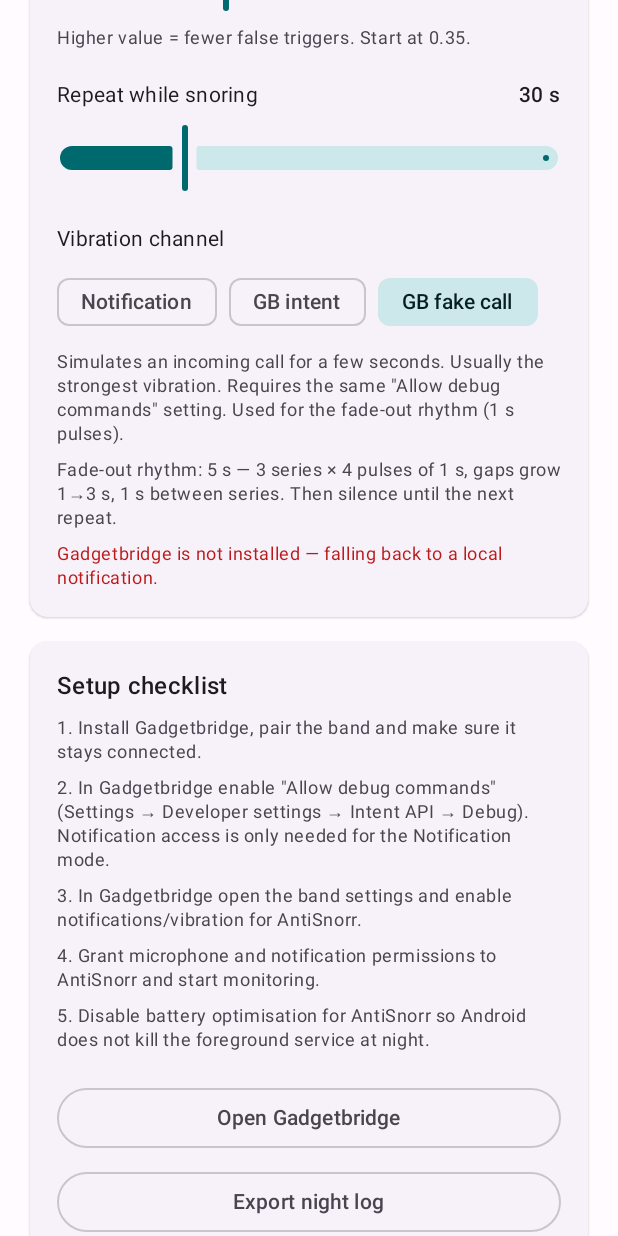
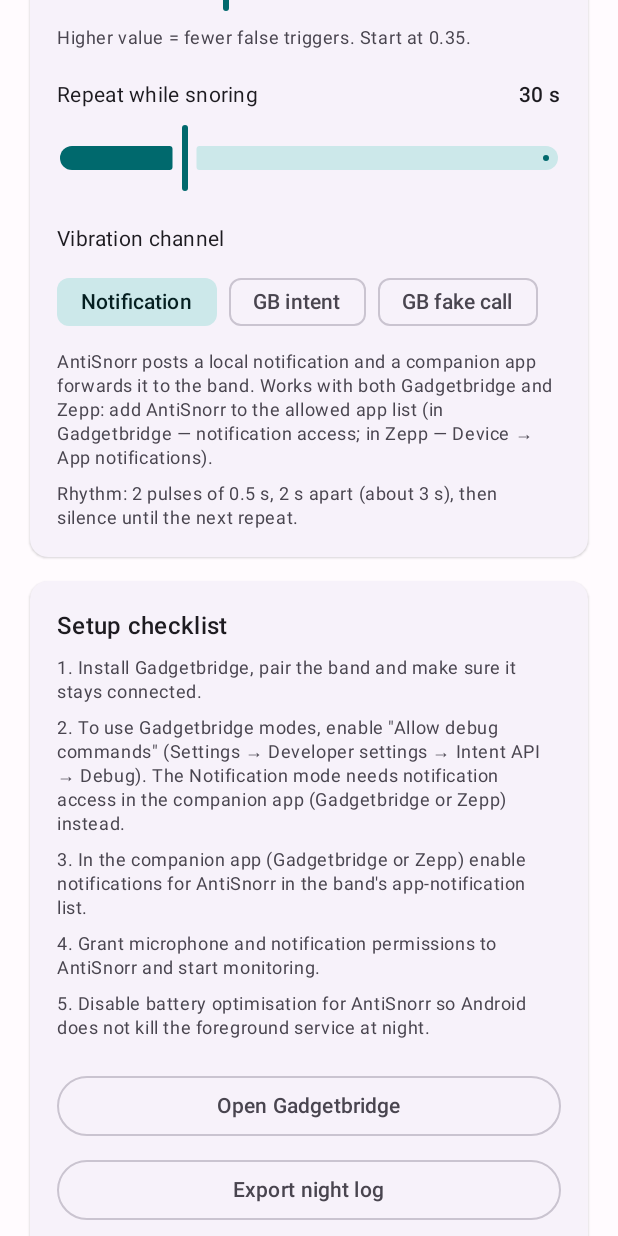
Before and after one commit to temnoed/AntiSnorr, an Android app built with Jetpack Compose: the screen it shows after launch (MainActivity), scrolled down 576 dp, on a phone screen of 412 x 824 dp. Run offline under Robolectric (Android 15) with nearby library versions, the phone set to English and light mode, and no system bars.

Commit message:
Zepp support: notification mode by default, per-pulse notification texts, 2-pulse pattern, docs

```diff
--- a/app/src/main/java/dev/antisnorr/alert/AlertDispatcher.kt
+++ b/app/src/main/java/dev/antisnorr/alert/AlertDispatcher.kt
@@ -17,12 +17,12 @@ import kotlin.math.roundToInt
 enum class AlertReason { SNORE, TEST }
 
 /**
- * Runs the configured fade-out vibration pattern (see [VibrationPattern]).
+ * Runs the configured vibration pattern (see [VibrationPattern]).
  *
- * The actual buzz is produced by Gadgetbridge — AntiSnorr only schedules the
- * start/stop commands (fake call) or repeated notifications. Fake call is the
- * only channel that honours the 1 s pulse length, which is why it is the
- * default for the rhythm.
+ * The actual buzz is produced by the companion app — AntiSnorr only schedules
+ * the start/stop commands (fake call via Gadgetbridge) or repeated local
+ * notifications that Gadgetbridge or Zepp forward to the band.
+ * NOTIFICATION is the default: it works with both Gadgetbridge and Zepp.
  */
 class AlertDispatcher(private val context: Context) {
 
@@ -79,7 +79,7 @@ class AlertDispatcher(private val context: Context) {
         try {
             for (series in 0 until pattern.seriesCount) {
                 for (pulse in 0 until pattern.pulsesPerSeries) {
-                    startPulse(mode, title, text)
+                    startPulse(mode, title, pulseText(text, pulse))
                     delay(pattern.pulseMs)
                     endPulse(mode)
                     if (pulse < pattern.pulsesPerSeries - 1) {
@@ -94,6 +94,13 @@ class AlertDispatcher(private val context: Context) {
             endPulse(mode)
         }
     }
+
+    /**
+     * Companion apps may collapse visually identical notifications, so each
+     * pulse carries a distinguishable text ("… ·2", "… ·3").
+     */
+    private fun pulseText(base: String, pulse: Int): String =
+        if (pulse == 0) base else "$base ·${pulse + 1}"
 
     private fun startPulse(mode: AlertMode, title: String, text: String) {
         when (mode) {
--- a/app/src/main/java/dev/antisnorr/core/Settings.kt
+++ b/app/src/main/java/dev/antisnorr/core/Settings.kt
@@ -24,7 +24,7 @@ data class DetectionConfig(
     val confirmHits: Int = 1,
     val releaseMs: Long = 4_000L,
     val repeatMs: Long = 30_000L,
-    val alertMode: AlertMode = AlertMode.GB_INTENT_CALL,
+    val alertMode: AlertMode = AlertMode.NOTIFICATION,
     val callDurationMs: Long = 6_000L,
     val pattern: VibrationPattern = VibrationPattern(),
     val gain: Float = 3.0f,
@@ -66,9 +66,9 @@ object Settings {
         repeatMs = prefs.getLong(KEY_REPEAT_MS, 30_000L),
         alertMode = runCatching {
             AlertMode.valueOf(
-                prefs.getString(KEY_ALERT_MODE, null) ?: AlertMode.GB_INTENT_CALL.name,
+                prefs.getString(KEY_ALERT_MODE, null) ?: AlertMode.NOTIFICATION.name,
             )
-        }.getOrDefault(AlertMode.GB_INTENT_CALL),
+        }.getOrDefault(AlertMode.NOTIFICATION),
         callDurationMs = prefs.getLong(KEY_CALL_DURATION_MS, 6_000L),
         pattern = VibrationPattern(),
         gain = prefs.getFloat(KEY_GAIN, 3.0f),
--- a/app/src/main/java/dev/antisnorr/core/VibrationPattern.kt
+++ b/app/src/main/java/dev/antisnorr/core/VibrationPattern.kt
@@ -1,12 +1,12 @@
 package dev.antisnorr.core
 
 /**
- * Vibration rhythm: 3 short pulses of 0.5 s with 2 s gaps, then silence.
+ * Vibration rhythm: 2 short pulses of 0.5 s with a 2 s gap, then silence.
  * Repeats every [repeatMs] while snoring continues.
  */
 data class VibrationPattern(
     val pulseMs: Long = 500L,
-    val pulsesPerSeries: Int = 3,
+    val pulsesPerSeries: Int = 2,
     val seriesCount: Int = 1,
     val firstGapMs: Long = 2_000L,
     val lastGapMs: Long = 2_000L,
--- a/app/src/main/res/values/strings.xml
+++ b/app/src/main/res/values/strings.xml
@@ -34,20 +34,20 @@
     <string name="setting_confirm_hits_hint">1 = instant, 2-4 = fewer false triggers. Default 1.</string>
     <string name="setting_repeat">Repeat while snoring</string>
     <string name="setting_repeat_value">%1$d s</string>
-    <string name="setting_pattern_summary">Fade-out rhythm: %1$d s — 3 series × 4 pulses of 1 s, gaps grow 1→3 s, 1 s between series. Then silence until the next repeat.</string>
+    <string name="setting_pattern_summary">Rhythm: 2 pulses of 0.5 s, 2 s apart (about %1$d s), then silence until the next repeat.</string>
     <string name="setting_mode">Vibration channel</string>
 
     <string name="mode_notification">Notification</string>
     <string name="mode_gb_notification">GB intent</string>
     <string name="mode_gb_call">GB fake call</string>
 
-    <string name="mode_hint_notification">AntiSnorr posts a local notification and Gadgetbridge forwards it to the band. No extra Gadgetbridge settings are required besides notification access.</string>
+    <string name="mode_hint_notification">AntiSnorr posts a local notification and a companion app forwards it to the band. Works with both Gadgetbridge and Zepp: add AntiSnorr to the allowed app list (in Gadgetbridge — notification access; in Zepp — Device → App notifications).</string>
     <string name="mode_hint_gb_notification">Sends a DEBUG_SEND_NOTIFICATION broadcast. In Gadgetbridge enable Settings → Developer settings → Intent API → Debug → Allow debug commands.</string>
     <string name="mode_hint_gb_call">Simulates an incoming call for a few seconds. Usually the strongest vibration. Requires the same \"Allow debug commands\" setting. Used for the fade-out rhythm (1 s pulses).</string>
 
     <string name="setup_step_1">1. Install Gadgetbridge, pair the band and make sure it stays connected.</string>
-    <string name="setup_step_2">2. In Gadgetbridge enable \"Allow debug commands\" (Settings → Developer settings → Intent API → Debug). Notification access is only needed for the Notification mode.</string>
-    <string name="setup_step_3">3. In Gadgetbridge open the band settings and enable notifications/vibration for AntiSnorr.</string>
+    <string name="setup_step_2">2. To use Gadgetbridge modes, enable \"Allow debug commands\" (Settings → Developer settings → Intent API → Debug). The Notification mode needs notification access in the companion app (Gadgetbridge or Zepp) instead.</string>
+    <string name="setup_step_3">3. In the companion app (Gadgetbridge or Zepp) enable notifications for AntiSnorr in the band\'s app-notification list.</string>
     <string name="setup_step_4">4. Grant microphone and notification permissions to AntiSnorr and start monitoring.</string>
     <string name="setup_step_5">5. Disable battery optimisation for AntiSnorr so Android does not kill the foreground service at night.</string>
 
```
Also changed, not shown: 8 other files.
